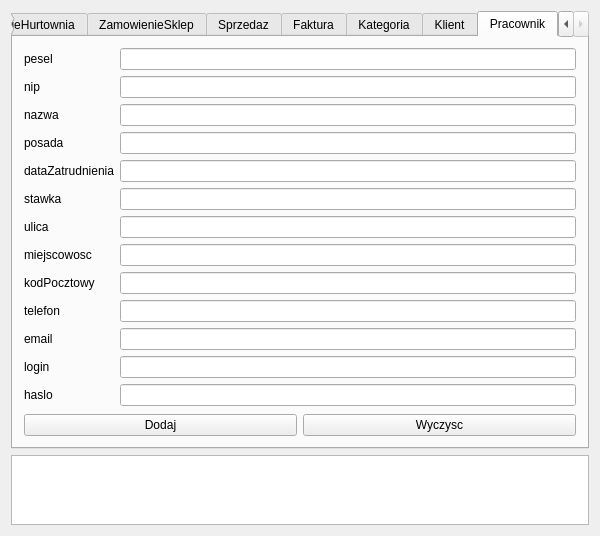
The window that wpisywacz/mainwindow.ui (korredMS/projekt) describes before a commit, drawn with Qt 5.
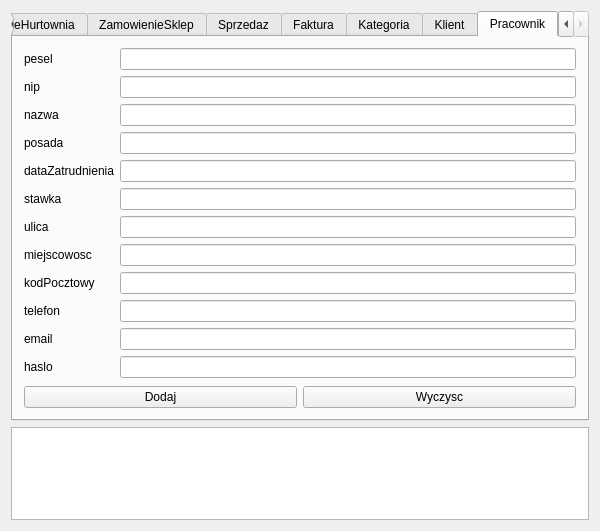
The same window after the commit. The open tabs and pages were chosen to show the change.

What changed in the file:
```diff
--- a/wpisywacz/mainwindow.ui
+++ b/wpisywacz/mainwindow.ui
@@ -18,7 +18,7 @@
     <item>
      <widget class="QTabWidget" name="tabWidget">
       <property name="currentIndex">
-       <number>3</number>
+       <number>12</number>
       </property>
       <widget class="QWidget" name="tab">
        <attribute name="title">
@@ -1406,13 +1406,6 @@
               </property>
              </widget>
             </item>
-            <item>
-             <widget class="QLabel" name="label_127">
-              <property name="text">
-               <string>login</string>
-              </property>
-             </widget>
-            </item>
             <item>
              <widget class="QLabel" name="label_128">
               <property name="text">
@@ -1457,9 +1450,6 @@
             <item>
              <widget class="QLineEdit" name="lineEdit_132"/>
             </item>
-            <item>
-             <widget class="QLineEdit" name="lineEdit_133"/>
-            </item>
             <item>
              <widget class="QLineEdit" name="lineEdit_134"/>
             </item>
```
